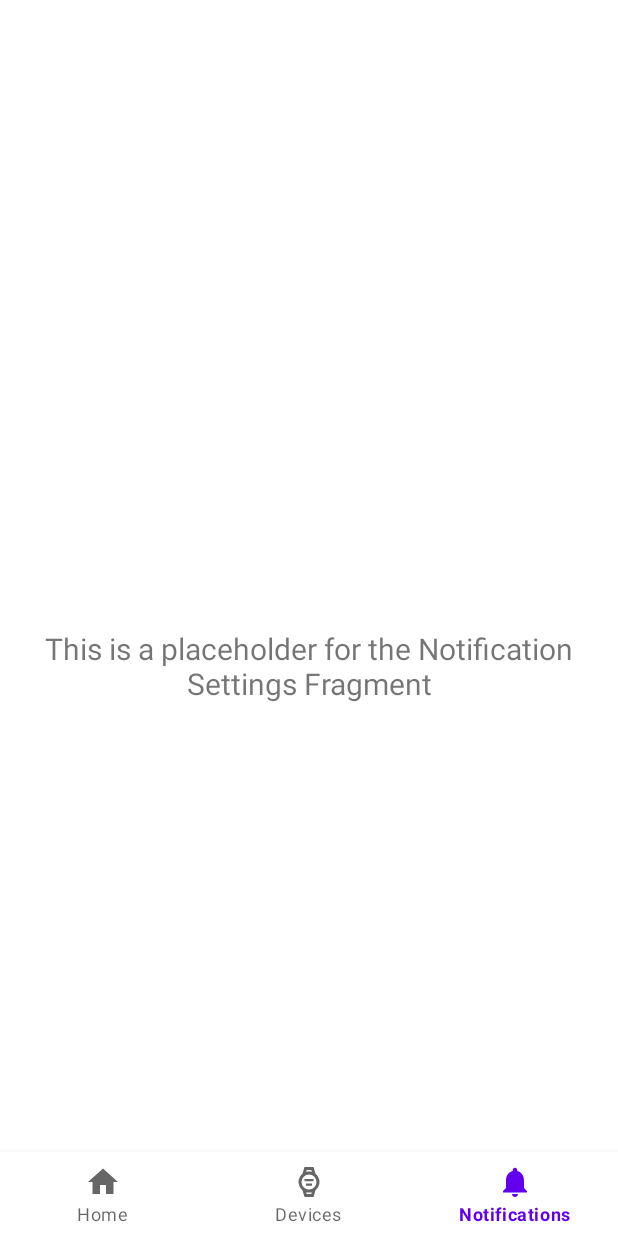
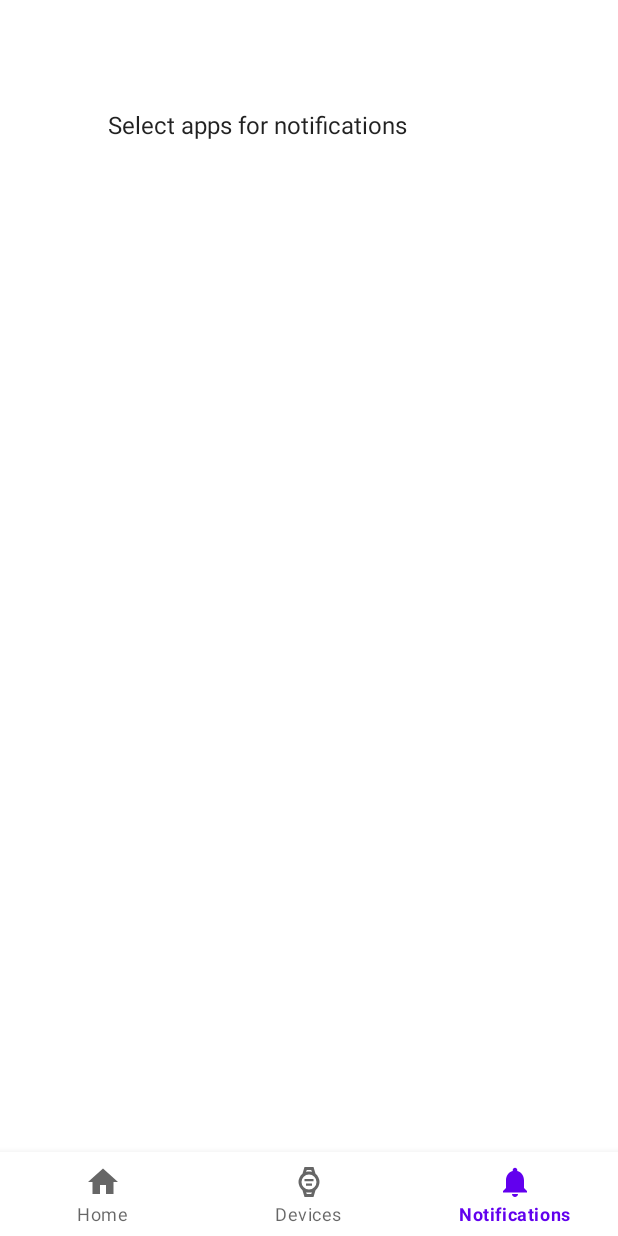
Before and after one commit to joaquimorg/S3WatchAndroid, an Android app: the NotificationSettingsFragment screen opened through its navigation route, on a phone screen of 412 x 824 dp. Run offline under Robolectric (Android 15) with nearby library versions, the phone set to English and light mode, and no system bars; our stand-ins replace androidx.preference, navigation-ui.

```diff
--- a/app/build.gradle.kts
+++ b/app/build.gradle.kts
@@ -48,6 +48,7 @@ dependencies {
     implementation(libs.androidx.navigation.fragment.ktx)
     implementation(libs.androidx.navigation.ui.ktx)
     implementation(nordic.findLibrary("nordic-ble-ktx").get())
+    implementation("androidx.preference:preference-ktx:1.2.1")
     testImplementation(libs.junit)
     androidTestImplementation(libs.androidx.junit)
     androidTestImplementation(libs.androidx.espresso.core)
--- a/app/src/main/java/org/joaquim/s3watch/ui/notifications/NotificationSettingsFragment.kt
+++ b/app/src/main/java/org/joaquim/s3watch/ui/notifications/NotificationSettingsFragment.kt
@@ -1,43 +1,36 @@
 package org.joaquim.s3watch.ui.notifications
 
 import android.os.Bundle
-import android.view.LayoutInflater
-import android.view.View
-import android.view.ViewGroup
-import android.widget.TextView
-import androidx.fragment.app.Fragment
-import androidx.lifecycle.ViewModelProvider
-import org.joaquim.s3watch.databinding.FragmentNotificationSettingsBinding
+import androidx.preference.MultiSelectListPreference
+import androidx.preference.PreferenceFragmentCompat
 
-class NotificationSettingsFragment : Fragment() {
+/**
+ * Fragment showing notification settings.
+ * Allows the user to choose which applications will have their
+ * notifications forwarded to the connected watch.
+ */
+class NotificationSettingsFragment : PreferenceFragmentCompat() {
+    override fun onCreatePreferences(savedInstanceState: Bundle?, rootKey: String?) {
+        // Create an empty screen and add the multi-select list dynamically
+        preferenceScreen = preferenceManager.createPreferenceScreen(requireContext())
 
-    private var _binding: FragmentNotificationSettingsBinding? = null
+        val pm = requireContext().packageManager
+        val apps = pm.getInstalledApplications(0).sortedBy { it.loadLabel(pm).toString() }
 
-    // This property is only valid between onCreateView and
-    // onDestroyView.
-    private val binding get() = _binding!!
+        val entries = apps.map { it.loadLabel(pm).toString() }.toTypedArray()
+        val entryValues = apps.map { it.packageName }.toTypedArray()
 
-    override fun onCreateView(
-        inflater: LayoutInflater,
-        container: ViewGroup?,
-        savedInstanceState: Bundle?
-    ): View {
-        val notificationSettingsViewModel =
-            ViewModelProvider(this).get(NotificationSettingsViewModel::class.java)
+        val appPref = MultiSelectListPreference(requireContext()).apply {
+            key = KEY_NOTIFICATION_APPS
+            title = getString(org.joaquim.s3watch.R.string.select_notification_apps)
+            this.entries = entries
+            this.entryValues = entryValues
+        }
 
-        _binding = FragmentNotificationSettingsBinding.inflate(inflater, container, false)
-        val root: View = binding.root
-
-        // TODO: Update the TextView ID in fragment_notification_settings.xml if necessary
-        val textView: TextView = binding.textNotifications
-        notificationSettingsViewModel.text.observe(viewLifecycleOwner) {
-            textView.text = it
-        }
-        return root
+        preferenceScreen.addPreference(appPref)
     }
 
-    override fun onDestroyView() {
-        super.onDestroyView()
-        _binding = null
+    companion object {
+        const val KEY_NOTIFICATION_APPS = "notification_apps"
     }
 }
--- a/app/src/main/java/org/joaquim/s3watch/ui/notifications/NotificationSettingsViewModel.kt
+++ /dev/null
@@ -1,13 +0,0 @@
-package org.joaquim.s3watch.ui.notifications
-
-import androidx.lifecycle.LiveData
-import androidx.lifecycle.MutableLiveData
-import androidx.lifecycle.ViewModel
-
-class NotificationSettingsViewModel : ViewModel() {
-
-    private val _text = MutableLiveData<String>().apply {
-        value = "This is a placeholder for the Notification Settings Fragment"
-    }
-    val text: LiveData<String> = _text
-}
--- a/app/src/main/res/values/strings.xml
+++ b/app/src/main/res/values/strings.xml
@@ -36,6 +36,8 @@
     <string name="status_nus_rx_cccd_write_fail">NUS RZ CCCD write fail</string>
     <string name="status_nus_rx_enable_failed_status">NUS RX enable failed %1$s</string>
 
+    <string name="select_notification_apps">Select apps for notifications</string>
+
     <!-- Novas strings para HomeFragment -->
     <string name="home_device_name_prefix">Smartwatch: %1$s</string>
     <string name="home_connection_status_prefix">Status %1$s</string>
```
Also changed, not shown: app/src/main/AndroidManifest.xml (+25 -0 lines), app/src/main/java/org/joaquim/s3watch/bluetooth/BluetoothCentralManager.kt (+13 -0 lines), app/src/main/java/org/joaquim/s3watch/notifications/CallReceiver.kt (added, +22 -0 lines), app/src/main/java/org/joaquim/s3watch/notifications/S3NotificationListenerService.kt (added, +36 -0 lines), app/src/main/java/org/joaquim/s3watch/notifications/SmsReceiver.kt (added, +27 -0 lines).
